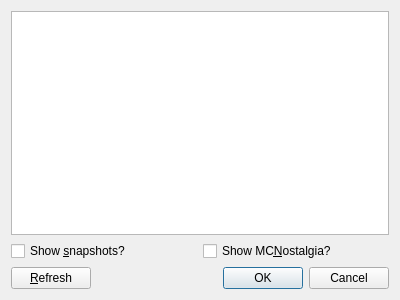
Qt form gui/versionselectdialog.ui (FreesmTeam/FreesmLauncher) before a commit.
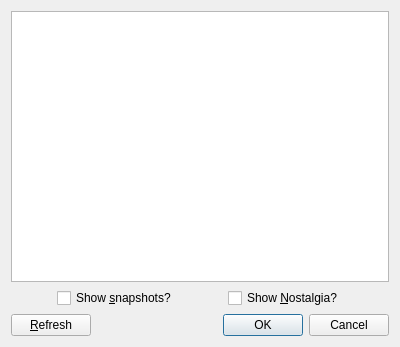
The same form after that commit.

The edit to the form file:
```diff
--- a/gui/versionselectdialog.ui
+++ b/gui/versionselectdialog.ui
@@ -7,7 +7,7 @@
     <x>0</x>
     <y>0</y>
     <width>400</width>
-    <height>300</height>
+    <height>347</height>
    </rect>
   </property>
   <property name="windowTitle">
@@ -38,20 +38,71 @@
    </item>
    <item>
     <layout class="QHBoxLayout" name="filterCheckboxLayout1">
+     <item>
+      <spacer name="horizontalSpacer">
+       <property name="orientation">
+        <enum>Qt::Horizontal</enum>
+       </property>
+       <property name="sizeHint" stdset="0">
+        <size>
+         <width>40</width>
+         <height>20</height>
+        </size>
+       </property>
+      </spacer>
+     </item>
      <item>
       <widget class="QCheckBox" name="filterSnapshotsCheckbox">
+       <property name="sizePolicy">
+        <sizepolicy hsizetype="Fixed" vsizetype="Fixed">
+         <horstretch>0</horstretch>
+         <verstretch>0</verstretch>
+        </sizepolicy>
+       </property>
        <property name="text">
         <string>Show &amp;snapshots?</string>
        </property>
       </widget>
      </item>
+     <item>
+      <spacer name="horizontalSpacer_2">
+       <property name="orientation">
+        <enum>Qt::Horizontal</enum>
+       </property>
+       <property name="sizeHint" stdset="0">
+        <size>
+         <width>40</width>
+         <height>20</height>
+        </size>
+       </property>
+      </spacer>
+     </item>
      <item>
       <widget class="QCheckBox" name="filterMCNostalgiaCheckbox">
+       <property name="sizePolicy">
+        <sizepolicy hsizetype="Fixed" vsizetype="Fixed">
+         <horstretch>0</horstretch>
+         <verstretch>0</verstretch>
+        </sizepolicy>
+       </property>
        <property name="text">
-        <string>Show MC&amp;Nostalgia?</string>
+        <string>Show &amp;Nostalgia?</string>
        </property>
       </widget>
      </item>
+     <item>
+      <spacer name="horizontalSpacer_3">
+       <property name="orientation">
+        <enum>Qt::Horizontal</enum>
+       </property>
+       <property name="sizeHint" stdset="0">
+        <size>
+         <width>40</width>
+         <height>20</height>
+        </size>
+       </property>
+      </spacer>
+     </item>
     </layout>
    </item>
    <item>
```
